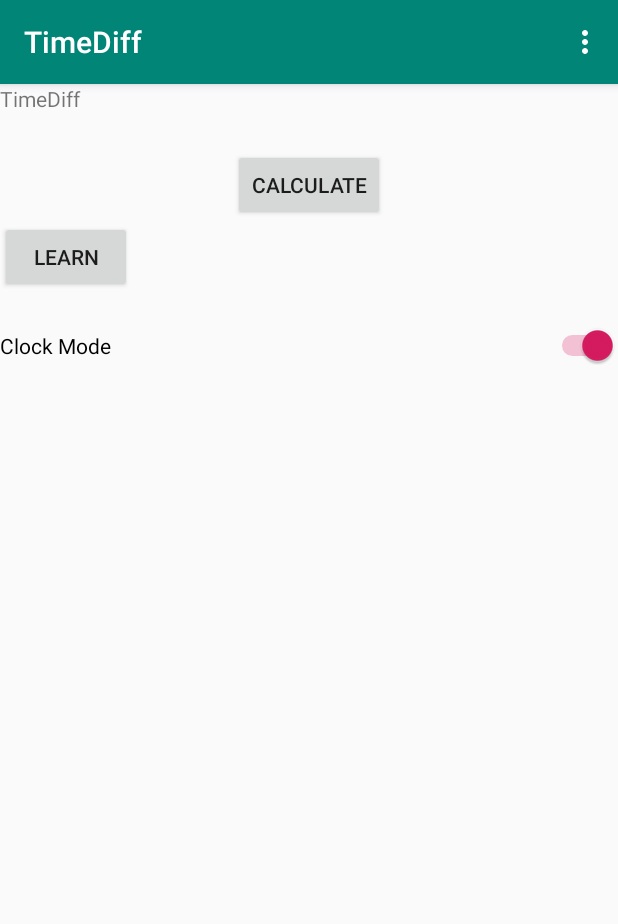
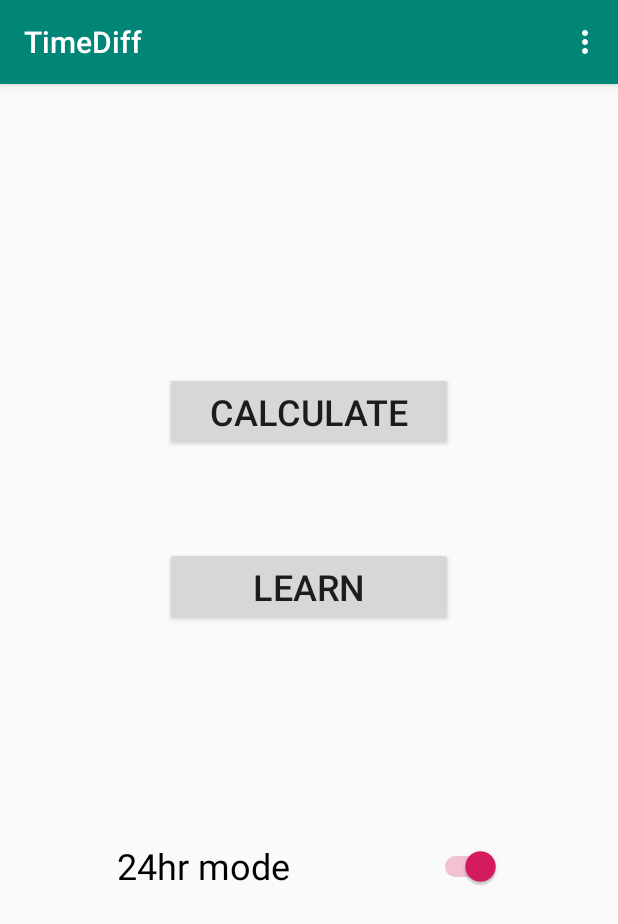
Before and after one commit to forrestpark/UIMA, an Android app: the screen it shows after launch (MainActivity), on a phone screen of 412 x 824 dp. Shown: the top 924 px of the screen. Run offline under Robolectric (Android 15) with nearby library versions, the phone set to English and light mode, and no system bars.

Commit message:
finished calculate (except image sizing issue) and main

```diff
--- a/StressHits/app/src/main/res/layout/activity_main.xml
+++ b/StressHits/app/src/main/res/layout/activity_main.xml
@@ -1,37 +1,41 @@
 <?xml version="1.0" encoding="utf-8"?>
 
-    <LinearLayout xmlns:android="http://schemas.android.com/apk/res/android"
-        xmlns:tools="http://schemas.android.com/tools"
-        android:layout_width="match_parent"
-        android:layout_height="match_parent"
-        android:orientation="vertical"
-        tools:context=".MainActivity">
-
-    <TextView
-        android:id="@+id/appName"
-        android:layout_width="match_parent"
-        android:layout_height="wrap_content"
-        android:text="@string/app_name" />
+<LinearLayout xmlns:android="http://schemas.android.com/apk/res/android"
+    xmlns:tools="http://schemas.android.com/tools"
+    android:layout_width="match_parent"
+    android:layout_height="match_parent"
+    android:gravity="center|top"
+    android:isScrollContainer="false"
+    android:orientation="vertical"
+    tools:context=".MainActivity">
 
     <Button
-        android:layout_width="wrap_content"
+        android:id="@+id/toCalculate"
+        android:layout_width="192dp"
         android:layout_height="wrap_content"
         android:layout_gravity="center"
-        android:layout_marginTop="24dp"
+        android:layout_marginTop="192dp"
         android:onClick="calculate"
-        android:text="@string/btn_calculate" />
+        android:text="@string/btn_calculate"
+        android:textSize="24sp" />
 
     <Button
-        android:id="@+id/button"
-        android:layout_width="wrap_content"
+        android:id="@+id/toLearn"
+        android:layout_width="192dp"
         android:layout_height="wrap_content"
+        android:layout_marginTop="64dp"
+        android:freezesText="false"
+        android:gravity="center"
         android:onClick="learn"
-        android:text="@string/btn_learn" />
+        android:text="@string/btn_learn"
+        android:textSize="24sp" />
 
     <Switch
         android:id="@+id/clock_switch"
-        android:layout_width="match_parent"
-        android:layout_height="70dp"
-        android:text="@string/clock_switch" />
+        android:layout_width="256dp"
+        android:layout_height="64dp"
+        android:layout_marginTop="128dp"
+        android:text="@string/clock_switch"
+        android:textSize="24sp" />
 
 </LinearLayout>
--- a/StressHits/app/src/main/res/values/strings.xml
+++ b/StressHits/app/src/main/res/values/strings.xml
@@ -5,7 +5,7 @@
     <string name="edit_message">Enter Name</string>
     <string name="btn_calculate">CALCULATE</string>
     <string name="btn_learn">LEARN</string>
-    <string name="clock_switch">Clock Mode</string>
+    <string name="clock_switch">24hr mode</string>
     <string name="btn_sm">little hit</string>
     <string name="btn_lg">BIG HIT</string>
     <string name="hits_msg">#hits:</string>
```
Also changed, not shown: StressHits/app/src/main/java/com/uima/joanne/stresshits/CalculateActivity.java (+34 -2 lines), StressHits/app/src/main/res/layout/activity_calculate.xml (+11 -7 lines).
